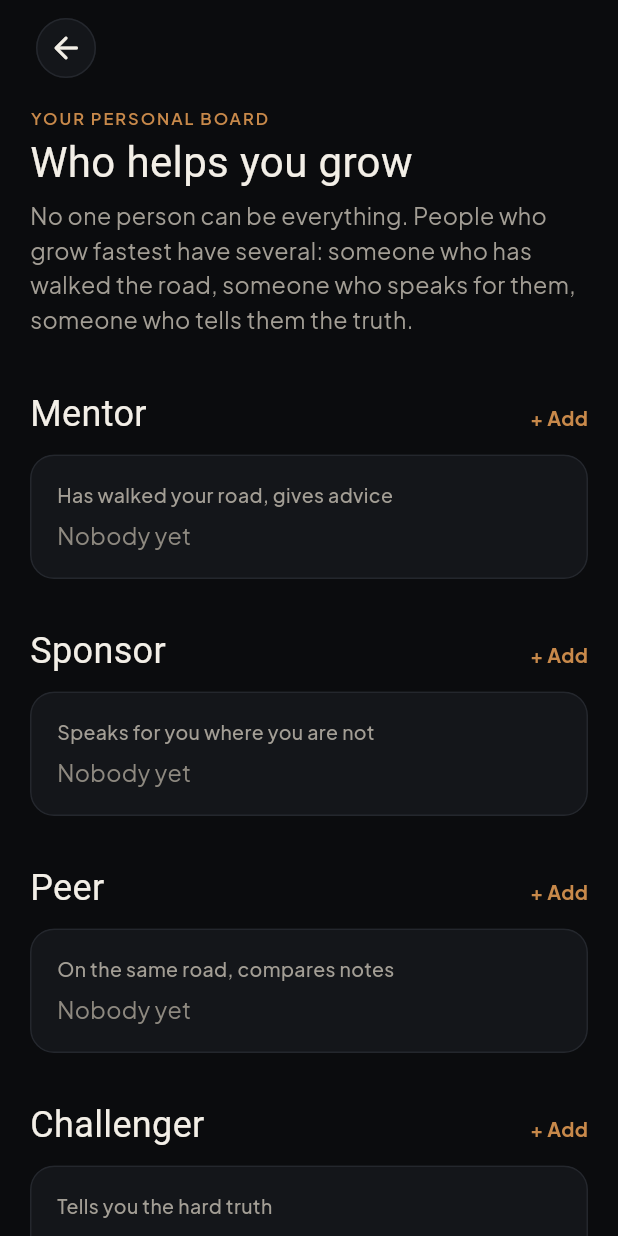
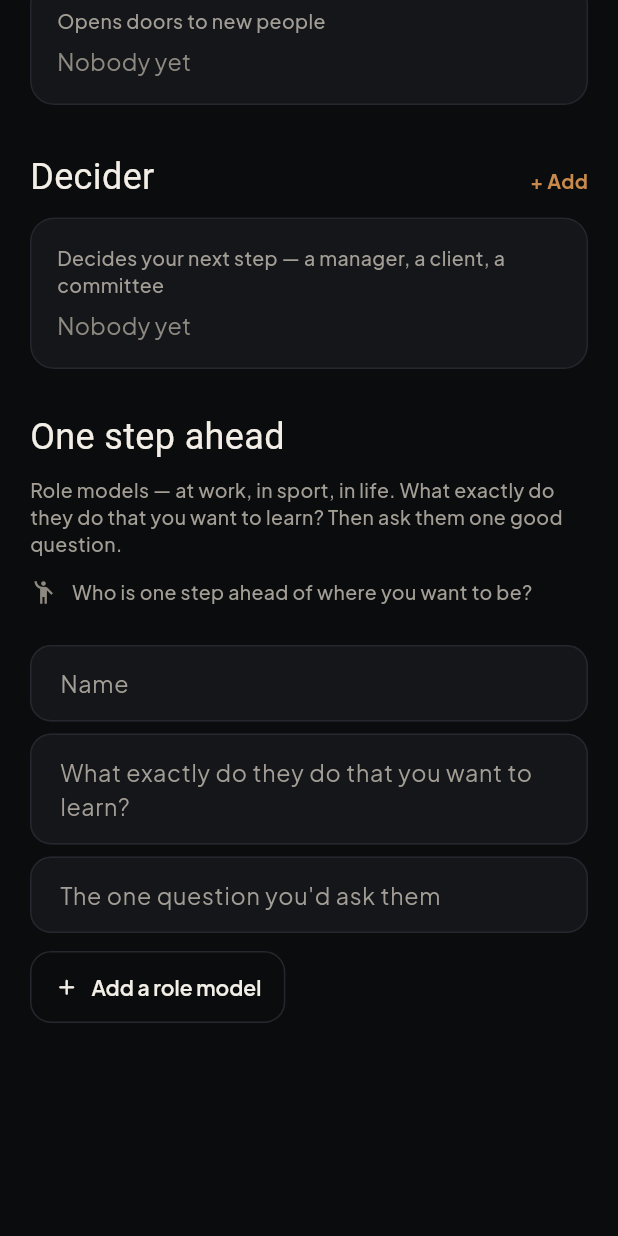
Before and after one commit to eminhuseyn313/ono_flutter, a Flutter app: the BoardScreen screen opened by its route, on a phone screen of 412 x 824 dp. Run offline on Flutter 3.47's test engine with Material 3 defaults, Android fonts, the phone set to English and light mode, and no system bars; our stand-ins replace flutter_local_notifications, flutter_timezone, go_router, google_fonts, google_sign_in, share_plus and 3 more; missing offline and left inert: device_calendar, health, home_widget, quick_actions; accounts and stored records are empty; Roboto replaces fonts that are missing (Instrument Serif).

Commit message:
Board: /models opens at the role models; remembered people aren't offered a role
Co-Authored-By: Claude Opus 5.5 <noreply@anthropic.com>
Claude-Session: https://claude.ai/code/session_013TDiVD3yAdvn7be94feCzP

```diff
--- a/lib/router.dart
+++ b/lib/router.dart
@@ -263,7 +263,7 @@ GoRouter createRouter(AuthProvider authProvider,
       _slide('/rest', (_) => const RestScreen()),
       _slide('/stop', (_) => const StopScreen()),
       _slide('/gratitude', (_) => const GratitudeScreen()),
-      _slide('/models', (_) => const BoardScreen()),
+      _slide('/models', (_) => const BoardScreen(toModels: true)),
       _slide('/360', (_) => const RoundScreen()),
       _slide('/energy', (_) => const EnergyScreen()),
       _slide('/start', (_) => const PlanBuilderScreen()),
--- a/lib/screens/strengths_board_screens.dart
+++ b/lib/screens/strengths_board_screens.dart
@@ -162,7 +162,9 @@ class _StrengthsScreenState extends State<StrengthsScreen> {
 
 /// The people who help you grow, by the role they play — and the gaps.
 class BoardScreen extends StatelessWidget {
-  const BoardScreen({super.key});
+  /// Opened as /models: scroll to the role models at the end.
+  final bool toModels;
+  const BoardScreen({super.key, this.toModels = false});
 
   Future<void> _pick(BuildContext context, PersonalSystemProvider system,
       String role) async {
@@ -191,7 +193,7 @@ class BoardScreen extends StatelessWidget {
                   Text(PersonalSystemProvider.boardRoles[role]!,
                       style: AppText.small()),
                   const SizedBox(height: 8),
-                  for (final p in s.people)
+                  for (final p in s.activePeople)
                     CheckboxListTile(
                       contentPadding: EdgeInsets.zero,
                       value: s.boardRolesOf(p).contains(role),
@@ -234,6 +236,9 @@ class BoardScreen extends StatelessWidget {
       subtitle:
           'No one person can be everything. People who grow fastest have several: someone who has walked the road, someone who speaks for them, someone who tells them the truth.',
       children: [
+        // The list builds lazily: go to the end first so the role models
+        // are built, then they scroll their top into view.
+        if (toModels) const _ShowOnOpen(enabled: true, toEnd: true, child: SizedBox.shrink()),
         if (gaps.isNotEmpty) ...[
           const SizedBox(height: 12),
           Text('Missing: ${gaps.map(_title).join(', ')}.',
@@ -263,11 +268,42 @@ class BoardScreen extends StatelessWidget {
             ),
           ),
         ],
-        const RoleModelsSection(),
+        _ShowOnOpen(enabled: toModels, child: const RoleModelsSection()),
         const SizedBox(height: 16),
       ],
     );
   }
+}
+
+/// Scrolls its child into view once, after the first frame.
+class _ShowOnOpen extends StatefulWidget {
+  final bool enabled;
+  final bool toEnd;
+  final Widget child;
+  const _ShowOnOpen({required this.enabled, required this.child, this.toEnd = false});
+
+  @override
+  State<_ShowOnOpen> createState() => _ShowOnOpenState();
+}
+
+class _ShowOnOpenState extends State<_ShowOnOpen> {
+  @override
+  void initState() {
+    super.initState();
+    if (!widget.enabled) return;
+    WidgetsBinding.instance.addPostFrameCallback((_) {
+      if (!mounted) return;
+      if (widget.toEnd) {
+        final position = Scrollable.maybeOf(context)?.position;
+        position?.jumpTo(position.maxScrollExtent);
+      } else {
+        Scrollable.ensureVisible(context, alignment: 0.05);
+      }
+    });
+  }
+
+  @override
+  Widget build(BuildContext context) => widget.child;
 }
 
 // ── After-action review ────────────────────────────────────────────────
```
Also changed, not shown: 1 other file.
